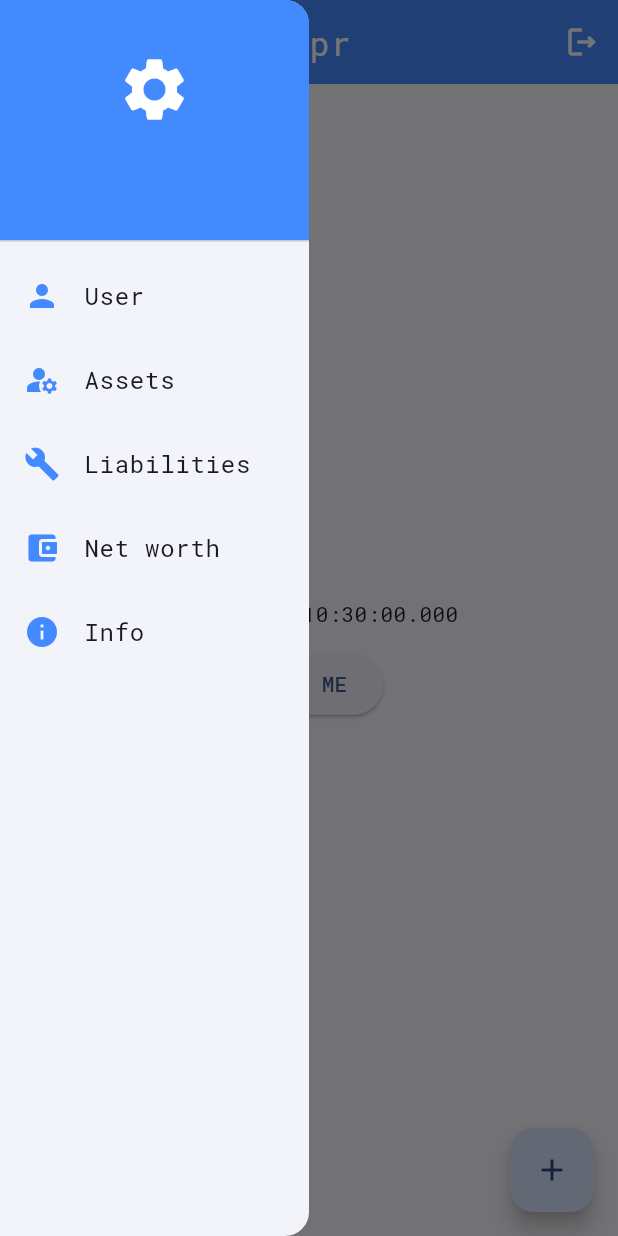
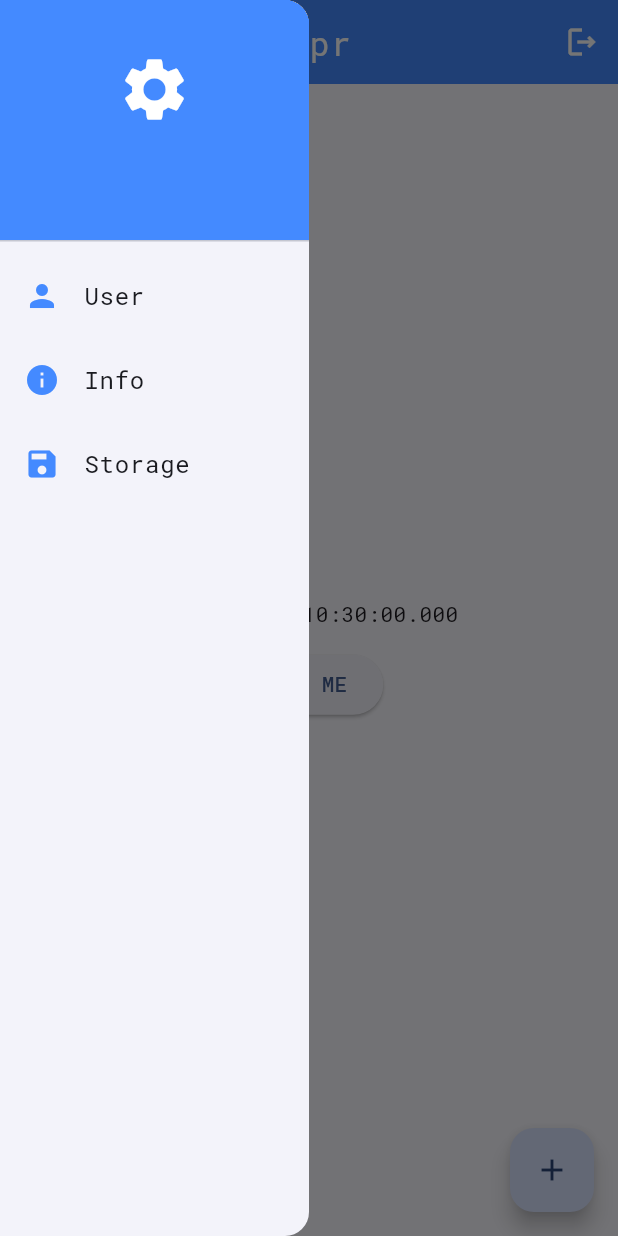
Before and after one commit to johninquest/posa, a Flutter app: the HomePage screen opened by its route, with the side drawer open, on a phone screen of 412 x 824 dp. Run offline on Flutter 3.47's test engine with Material 3 defaults, Android fonts, the phone set to English and light mode, and no system bars; our stand-ins replace go_router, google_fonts, package_info_plus.

Commit message:
added storage widget

```diff
--- a/lib/main.dart
+++ b/lib/main.dart
@@ -5,6 +5,7 @@ import '../../pages/home.dart';
 import '../../pages/info.dart';
 import '../../pages/user/user.dart';
 import '../../pages/networth/overview.dart';
+import '../../pages/storage.dart';
 import '../../pages/auth.dart';
 /* import '../../pages/home.dart'; */
 import '../../style/colors.dart';
@@ -53,5 +54,9 @@ class MyApp extends StatelessWidget {
       path: '/networth',
       builder: (context, state) => const NetworthOverviewPage(),
     ),
+    GoRoute(
+      path: '/storage',
+      builder: (context, state) => const StorageSettingPage(),
+    ),
   ]);
 }
--- a/lib/pages/auth.dart
+++ b/lib/pages/auth.dart
@@ -13,7 +13,7 @@ class AuthPage extends StatelessWidget {
     return Scaffold(
       appBar: AppBar(
         title: const Text(
-          'tepr',
+          'repr',
           style: TextStyle(color: primaryColor),
         ),
         centerTitle: true,
--- a/lib/pages/home.dart
+++ b/lib/pages/home.dart
@@ -16,7 +16,7 @@ class HomePage extends StatelessWidget {
         iconTheme: const IconThemeData(color: textWhiteColor),
         backgroundColor: primaryColor,
         title: const Text(
-          'tepr',
+          'repr',
           style: TextStyle(color: textWhiteColor, letterSpacing: 1.0),
         ),
         centerTitle: true,
--- a/lib/shared/left_menu.dart
+++ b/lib/shared/left_menu.dart
@@ -1,12 +1,10 @@
 import 'package:flutter/material.dart';
 import 'package:go_router/go_router.dart';
-// import '../../pages/info.dart';
 import '../style/colors.dart';
-// import '../utils/router.dart';
-import 'dart:developer';
+// import 'dart:developer';
 
 class LeftMenu extends StatefulWidget {
-  const LeftMenu({Key? key}) : super(key: key);
+  const LeftMenu({super.key});
 
   @override
   State<LeftMenu> createState() => _LeftMenuState();
@@ -50,7 +48,7 @@ class _LeftMenuState extends State<LeftMenu> {
               /* onTap: () => PageRouter().navigateToPage(const SchoolInfoPage(), context) */
               onTap: () => context.push('/user'),
             ),
-            ListTile(
+            /* ListTile(
               leading: const Icon(
                 Icons.manage_accounts,
                 color: primaryColor,
@@ -58,9 +56,6 @@ class _LeftMenuState extends State<LeftMenu> {
               title: const Text('Assets'),
               onTap: () => log('Tapped 2'),
             ),
-            /*  const SizedBox(
-              height: 25.0,
-            ), */
             ListTile(
               leading: const Icon(
                 Icons.build,
@@ -80,7 +75,7 @@ class _LeftMenuState extends State<LeftMenu> {
                 'Net worth',
               ),
               onTap: () => context.push('/networth'),
-            ),
+            ), */
             ListTile(
               leading: const Icon(
                 Icons.info,
@@ -91,6 +86,16 @@ class _LeftMenuState extends State<LeftMenu> {
               ),
               onTap: () => context.push('/info'),
             ),
+            ListTile(
+              leading: const Icon(
+                Icons.save,
+                color: primaryColor,
+              ),
+              title: const Text(
+                'Storage',
+              ),
+              onTap: () => context.push('/storage'),
+            ),
           ],
         ),
       ),
```
Also changed, not shown: lib/pages/storage.dart (added, +65 -0 lines).
